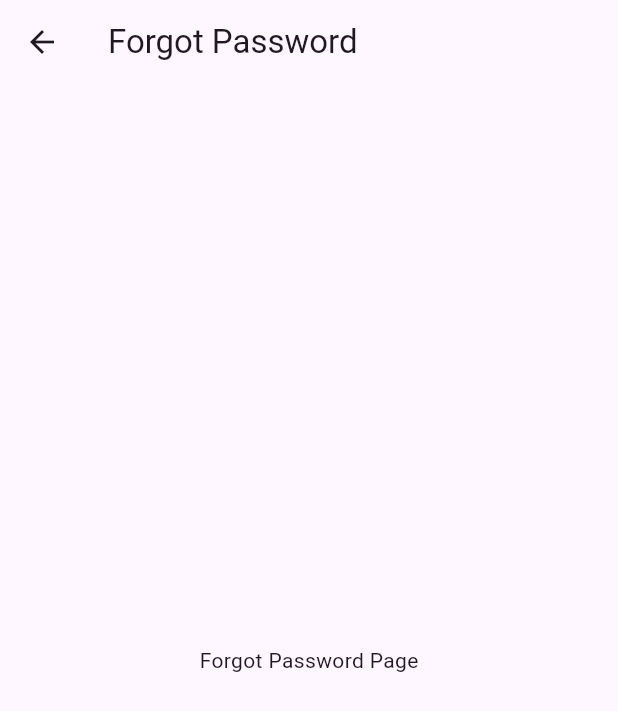
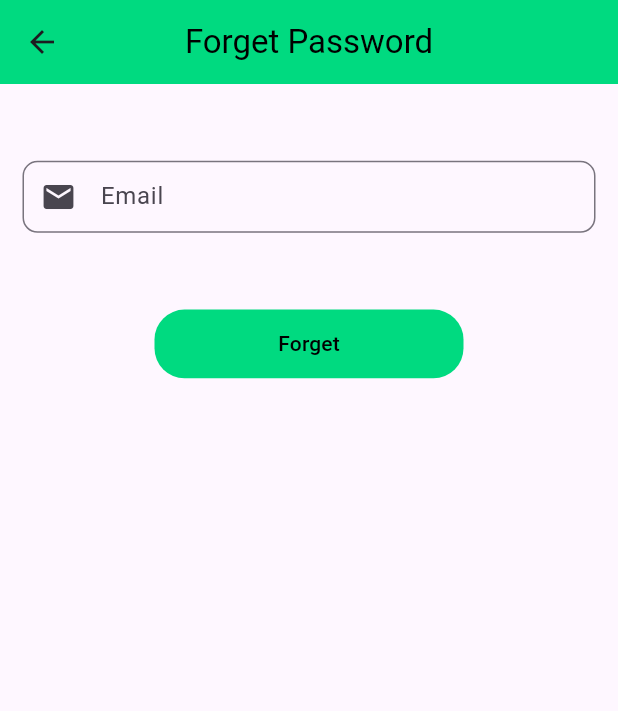
Before and after one commit to anil-s-yadav/ecommerce, a Flutter app: the ForgotPasswordPage screen opened directly, on a phone screen of 412 x 824 dp. Shown: the top 711 px of the screen. Run offline on Flutter 3.47's test engine with Material 3 defaults, Android fonts, the phone set to English and light mode, and no system bars; our stand-ins replace cloud_firestore, firebase_auth, firebase_core, flutter_easyloading, get, google_sign_in; accounts and stored records are empty.

Commit message:
forget password done

```diff
--- a/lib/screens/auth-ui/forget-password.dart
+++ b/lib/screens/auth-ui/forget-password.dart
@@ -1,13 +1,98 @@
+// ignore_for_file: prefer_const_constructors, prefer_const_literals_to_create_immutables, avoid_unnecessary_containers, unused_local_variable, file_names
+
 import 'package:flutter/material.dart';
+import 'package:get/get.dart';
 
-class ForgotPasswordPage extends StatelessWidget {
+import '../../controllers/forget-password-controller.dart';
+import '../../utils/app-constant.dart';
+
+class ForgotPasswordPage extends StatefulWidget {
   const ForgotPasswordPage({super.key});
+
+  @override
+  State<ForgotPasswordPage> createState() => _ForgetPasswordScreenState();
+}
+
+class _ForgetPasswordScreenState extends State<ForgotPasswordPage> {
+  final ForgerPasswordController forgerPasswordController =
+      Get.put(ForgerPasswordController());
+  TextEditingController userEmail = TextEditingController();
 
   @override
   Widget build(BuildContext context) {
     return Scaffold(
-      appBar: AppBar(title: const Text('Forgot Password')),
-      body: const Center(child: Text('Forgot Password Page')),
+      appBar: AppBar(
+        backgroundColor: AppConstant.appMainColor,
+        centerTitle: true,
+        title: Text(
+          "Forget Password",
+          style: TextStyle(color: AppConstant.appTextColor),
+        ),
+      ),
+      body: Container(
+        child: Column(
+          children: [
+            SizedBox(
+              height: Get.height / 20,
+            ),
+            Container(
+              margin: EdgeInsets.symmetric(horizontal: 5.0),
+              width: Get.width,
+              child: Padding(
+                padding: const EdgeInsets.all(10.0),
+                child: TextFormField(
+                  controller: userEmail,
+                  cursorColor: AppConstant.appMainColor,
+                  keyboardType: TextInputType.emailAddress,
+                  decoration: InputDecoration(
+                    hintText: "Email",
+                    prefixIcon: Icon(Icons.email),
+                    contentPadding: EdgeInsets.only(top: 2.0, left: 8.0),
+                    border: OutlineInputBorder(
+                      borderRadius: BorderRadius.circular(10.0),
+                    ),
+                  ),
+                ),
+              ),
+            ),
+            SizedBox(
+              height: Get.height / 20,
+            ),
+            Material(
+              child: Container(
+                width: Get.width / 2,
+                height: Get.height / 18,
+                decoration: BoxDecoration(
+                  color: AppConstant.appMainColor,
+                  borderRadius: BorderRadius.circular(20.0),
+                ),
+                child: TextButton(
+                  child: Text(
+                    "Forget",
+                    style: TextStyle(color: AppConstant.appTextColor),
+                  ),
+                  onPressed: () async {
+                    String email = userEmail.text.trim();
+
+                    if (email.isEmpty) {
+                      Get.snackbar(
+                        "Error",
+                        "Please enter all details",
+                        snackPosition: SnackPosition.BOTTOM,
+                        backgroundColor: AppConstant.appMainColor,
+                        colorText: AppConstant.appTextColor,
+                      );
+                    } else {
+                      String email = userEmail.text.trim();
+                      forgerPasswordController.ForgetPasswordMethod(email);
+                    }
+                  },
+                ),
+              ),
+            ),
+          ],
+        ),
+      ),
     );
   }
 }
```
Also changed, not shown: lib/controllers/forget-password-controller.dart (added, +44 -0 lines).
